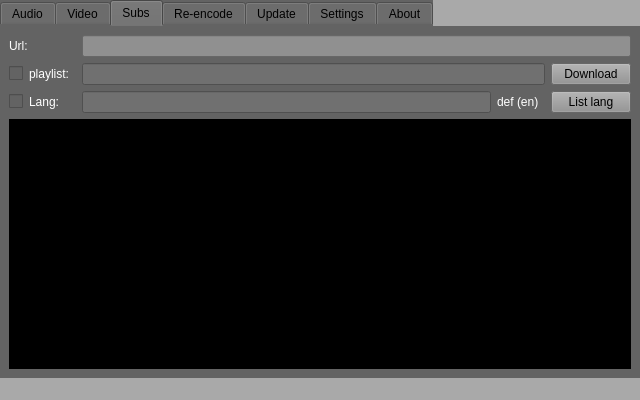
Above: gui.ui from KoleckOLP/yt-dl before the change. Below: the same form after it.
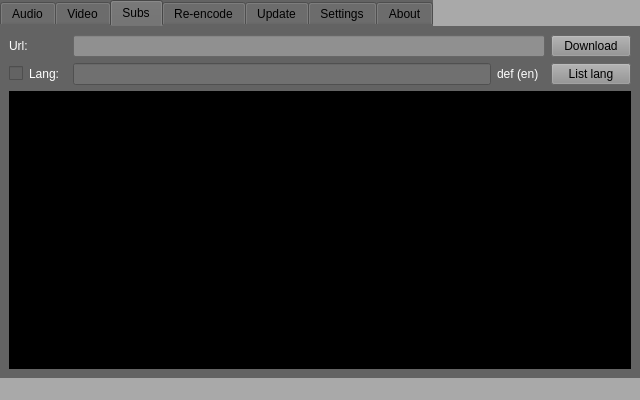
That is the form after the change. The open tabs and pages were chosen to show the change. Icons and pictures are not drawn.

What changed in the file:
```diff
--- a/gui.ui
+++ b/gui.ui
@@ -406,17 +406,7 @@
           </property>
          </widget>
         </item>
-        <item row="1" column="1">
-         <widget class="QCheckBox" name="sub_playlist_checkbox">
-          <property name="styleSheet">
-           <string notr="true">Color: #FFFFFF;</string>
-          </property>
-          <property name="text">
-           <string>playlist:</string>
-          </property>
-         </widget>
-        </item>
-        <item row="0" column="3" colspan="4">
+        <item row="0" column="3" colspan="3">
          <widget class="QLineEdit" name="sub_url_bar">
           <property name="styleSheet">
            <string notr="true">background-color: #909090</string>
@@ -453,6 +443,26 @@
           </property>
          </widget>
         </item>
+        <item row="0" column="6">
+         <widget class="QPushButton" name="sub_download_button">
+          <property name="styleSheet">
+           <string notr="true">background-color: #909090;</string>
+          </property>
+          <property name="text">
+           <string>Download</string>
+          </property>
+         </widget>
+        </item>
+        <item row="2" column="6">
+         <widget class="QPushButton" name="sub_lang_button">
+          <property name="styleSheet">
+           <string notr="true">background-color: #909090;</string>
+          </property>
+          <property name="text">
+           <string>List lang</string>
+          </property>
+         </widget>
+        </item>
         <item row="3" column="1" colspan="6">
          <widget class="QTextBrowser" name="sub_output_console">
           <property name="font">
@@ -465,36 +475,6 @@
           </property>
          </widget>
         </item>
-        <item row="1" column="3" colspan="3">
-         <widget class="QLineEdit" name="sub_playlist_bar">
-          <property name="enabled">
-           <bool>false</bool>
-          </property>
-          <property name="styleSheet">
-           <string notr="true">background-color: #707070;</string>
-          </property>
-         </widget>
-        </item>
-        <item row="1" column="6">
-         <widget class="QPushButton" name="sub_download_button">
-          <property name="styleSheet">
-           <string notr="true">background-color: #909090;</string>
-          </property>
-          <property name="text">
-           <string>Download</string>
-          </property>
-         </widget>
-        </item>
-        <item row="2" column="6">
-         <widget class="QPushButton" name="sub_lang_button">
-          <property name="styleSheet">
-           <string notr="true">background-color: #909090;</string>
-          </property>
-          <property name="text">
-           <string>List lang</string>
-          </property>
-         </widget>
-        </item>
        </layout>
       </widget>
       <widget class="QWidget" name="reencode_tab">
```
